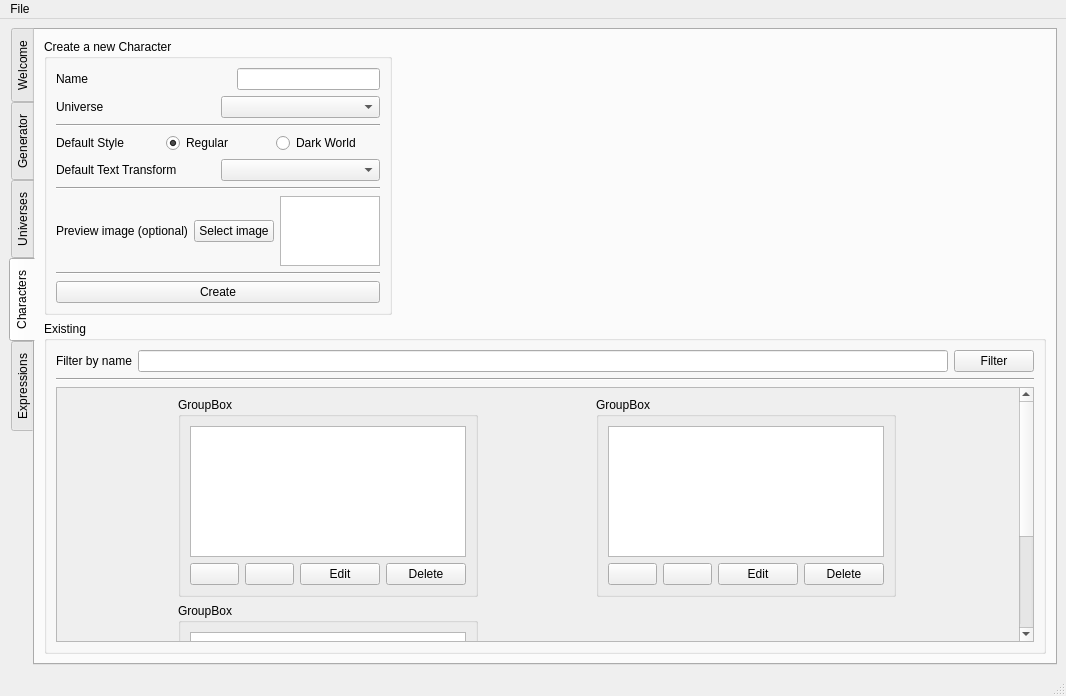
Before: the Qt Designer form ui.ui in xMirkix/yet-another-textbox-generator, drawn with Qt 5.
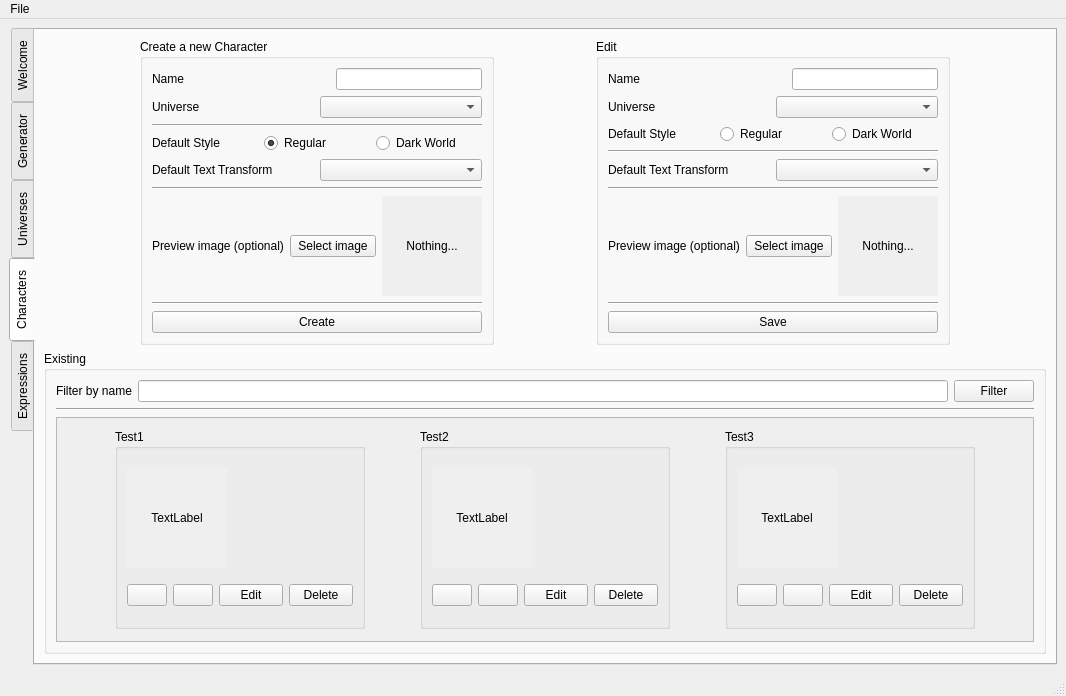
After: the same form once the commit is applied. The open tabs and pages were chosen to show the change. Icons and pictures are not drawn.

What changed in the file:
```diff
--- a/ui.ui
+++ b/ui.ui
@@ -27,8 +27,8 @@
    <enum>Qt::ToolButtonStyle::ToolButtonIconOnly</enum>
   </property>
   <widget class="QWidget" name="centralwidget">
-   <layout class="QVBoxLayout" name="verticalLayout_34">
-    <item>
+   <layout class="QGridLayout" name="gridLayout_4">
+    <item row="0" column="0">
      <widget class="QTabWidget" name="tabs">
       <property name="sizePolicy">
        <sizepolicy hsizetype="Expanding" vsizetype="Expanding">
@@ -2212,6 +2212,276 @@
           </layout>
          </widget>
         </item>
+        <item row="0" column="0">
+         <layout class="QHBoxLayout" name="horizontalLayout_53">
+          <item>
+           <widget class="QGroupBox" name="groupBox_2">
+            <property name="sizePolicy">
+             <sizepolicy hsizetype="Maximum" vsizetype="Maximum">
+              <horstretch>0</horstretch>
+              <verstretch>0</verstretch>
+             </sizepolicy>
+            </property>
+            <property name="minimumSize">
+             <size>
+              <width>0</width>
+              <height>0</height>
+             </size>
+            </property>
+            <property name="title">
+             <string>Create a new Universe</string>
+            </property>
+            <layout class="QVBoxLayout" name="verticalLayout_11">
+             <item>
+              <layout class="QVBoxLayout" name="verticalLayout_7">
+               <item>
+                <layout class="QHBoxLayout" name="horizontalLayout_23">
+                 <item>
+                  <widget class="QLabel" name="label_15">
+                   <property name="text">
+                    <string>Name</string>
+                   </property>
+                  </widget>
+                 </item>
+                 <item>
+                  <spacer name="horizontalSpacer_4">
+                   <property name="orientation">
+                    <enum>Qt::Orientation::Horizontal</enum>
+                   </property>
+                   <property name="sizeHint" stdset="0">
+                    <size>
+                     <width>40</width>
+                     <height>20</height>
+                    </size>
+                   </property>
+                  </spacer>
+                 </item>
+                 <item>
+                  <widget class="QLineEdit" name="lineEdit"/>
+                 </item>
+                </layout>
+               </item>
+               <item>
+                <widget class="Line" name="line_12">
+                 <property name="orientation">
+                  <enum>Qt::Orientation::Horizontal</enum>
+                 </property>
+                </widget>
+               </item>
+               <item>
+                <layout class="QHBoxLayout" name="horizontalLayout_24">
+                 <item>
+                  <widget class="QLabel" name="label_16">
+                   <property name="text">
+                    <string>Preview image (optional)</string>
+                   </property>
+                  </widget>
+                 </item>
+                 <item>
+                  <widget class="QPushButton" name="pushButton_2">
+                   <property name="text">
+                    <string>Select image</string>
+                   </property>
+                  </widget>
+                 </item>
+                 <item>
+                  <widget class="QLabel" name="label_57">
+                   <property name="sizePolicy">
+                    <sizepolicy hsizetype="Fixed" vsizetype="Fixed">
+                     <horstretch>0</horstretch>
+                     <verstretch>0</verstretch>
+                    </sizepolicy>
+                   </property>
+                   <property name="minimumSize">
+                    <size>
+                     <width>100</width>
+                     <height>100</height>
+                    </size>
+                   </property>
+                   <property name="maximumSize">
+                    <size>
+                     <width>100</width>
+                     <height>100</height>
+                    </size>
+                   </property>
+                   <property name="autoFillBackground">
+                    <bool>true</bool>
+                   </property>
+                   <property name="text">
+                    <string>Nothing...</string>
+                   </property>
+                   <property name="alignment">
+                    <set>Qt::AlignmentFlag::AlignCenter</set>
+                   </property>
+                  </widget>
+                 </item>
+                </layout>
+               </item>
+              </layout>
+             </item>
+             <item>
+              <widget class="Line" name="line_13">
+               <property name="orientation">
+                <enum>Qt::Orientation::Horizontal</enum>
+               </property>
+              </widget>
+             </item>
+             <item>
+              <layout class="QHBoxLayout" name="horizontalLayout_57">
+               <item>
+                <widget class="QPushButton" name="pushButton_3">
+                 <property name="text">
+                  <string>Create</string>
+                 </property>
+                </widget>
+               </item>
+              </layout>
+             </item>
+            </layout>
+           </widget>
+          </item>
+          <item>
+           <widget class="QGroupBox" name="groupBox_20">
+            <property name="sizePolicy">
+             <sizepolicy hsizetype="Maximum" vsizetype="Maximum">
+              <horstretch>0</horstretch>
+              <verstretch>0</verstretch>
+             </sizepolicy>
+            </property>
+            <property name="minimumSize">
+             <size>
+              <width>354</width>
+              <height>184</height>
+             </size>
+            </property>
+            <property name="maximumSize">
+             <size>
+              <width>354</width>
+              <height>226</height>
+             </size>
+            </property>
+            <property name="title">
+             <string>Edit</string>
+            </property>
+            <layout class="QVBoxLayout" name="verticalLayout_33">
+             <item>
+              <layout class="QHBoxLayout" name="horizontalLayout_61">
+               <item>
+                <widget class="QLabel" name="label_55">
+                 <property name="text">
+                  <string>Name</string>
+                 </property>
+                </widget>
+               </item>
+               <item>
+                <spacer name="horizontalSpacer">
+                 <property name="orientation">
+                  <enum>Qt::Orientation::Horizontal</enum>
+                 </property>
+                 <property name="sizeHint" stdset="0">
+                  <size>
+                   <width>40</width>
+                   <height>20</height>
+                  </size>
+                 </property>
+                </spacer>
+               </item>
+               <item>
+                <widget class="QLineEdit" name="lineEdit_7"/>
+               </item>
+              </layout>
+             </item>
+             <item>
+              <widget class="Line" name="line_21">
+               <property name="orientation">
+                <enum>Qt::Orientation::Horizontal</enum>
+               </property>
+              </widget>
+             </item>
+             <item>
+              <layout class="QHBoxLayout" name="horizontalLayout_62">
+               <item>
+                <widget class="QLabel" name="label_56">
+                 <property name="text">
+                  <string>Preview image</string>
+                 </property>
+                </widget>
+               </item>
+               <item>
+                <widget class="QPushButton" name="pushButton_53">
+                 <property name="sizePolicy">
+                  <sizepolicy hsizetype="Fixed" vsizetype="Fixed">
+                   <horstretch>0</horstretch>
+                   <verstretch>0</verstretch>
+                  </sizepolicy>
+                 </property>
+                 <property name="minimumSize">
+                  <size>
+                   <width>109</width>
+                   <height>0</height>
+                  </size>
+                 </property>
+                 <property name="maximumSize">
+                  <size>
+                   <width>109</width>
+                   <height>16777215</height>
+                  </size>
+                 </property>
+                 <property name="text">
+                  <string>Select image</string>
+                 </property>
+                </widget>
+               </item>
+               <item>
+                <widget class="QLabel" name="label_58">
+                 <property name="sizePolicy">
+                  <sizepolicy hsizetype="Fixed" vsizetype="Fixed">
+                   <horstretch>0</horstretch>
+                   <verstretch>0</verstretch>
+                  </sizepolicy>
+                 </property>
+                 <property name="minimumSize">
+                  <size>
+                   <width>100</width>
+                   <height>100</height>
+                  </size>
+                 </property>
+                 <property name="autoFillBackground">
+                  <bool>true</bool>
+                 </property>
+                 <property name="text">
+                  <string>Nothing...</string>
+                 </property>
+                 <property name="alignment">
+                  <set>Qt::AlignmentFlag::AlignCenter</set>
+                 </property>
+                </widget>
+               </item>
+              </layout>
+             </item>
+             <item>
+              <widget class="Line" name="line_22">
+               <property name="orientation">
+                <enum>Qt::Orientation::Horizontal</enum>
+               </property>
+              </widget>
+             </item>
+             <item>
+              <layout class="QHBoxLayout" name="horizontalLayout_63">
+               <item>
+                <widget class="QPushButton" name="pushButton_52">
+                 <property name="text">
+                  <string>Save</string>
+                 </property>
+                </widget>
+               </item>
+              </layout>
+             </item>
+            </layout>
+           </widget>
+          </item>
+         </layout>
+        </item>
        </layout>
       </widget>
       <widget class="QWidget" name="characters">
@@ -2222,13 +2492,21 @@
         <item>
          <layout class="QVBoxLayout" name="verticalLayout_13">
           <item>
+           <layout class="QHBoxLayout" name="horizontalLayout_58">
+            <item>
            <widget class="QGroupBox" name="groupBox_4">
             <property name="sizePolicy">
-             <sizepolicy hsizetype="Maximum" vsizetype="Maximum">
+               <sizepolicy hsizetype="Fixed" vsizetype="Fixed">
               <horstretch>0</horstretch>
               <verstretch>0</verstretch>
              </sizepolicy>
             </property>
+              <property name="maximumSize">
+               <size>
+                <width>354</width>
+                <height>335</height>
+               </size>
+              </property>
             <property name="title">
              <string>Create a new Character</string>
             </property>
@@ -2349,19 +2627,34 @@
                   </widget>
                  </item>
                  <item>
-                  <widget class="QGraphicsView" name="graphicsView_9">
+                    <widget class="QLabel" name="label_59">
                    <property name="sizePolicy">
-                    <sizepolicy hsizetype="Maximum" vsizetype="Maximum">
+                      <sizepolicy hsizetype="Fixed" vsizetype="Fixed">
                      <horstretch>0</horstretch>
                      <verstretch>0</verstretch>
                     </sizepolicy>
                    </property>
+                     <property name="minimumSize">
+                      <size>
+                       <width>100</width>
+                       <height>100</height>
+                      </size>
+                     </property>
                    <property name="maximumSize">
                     <size>
                      <width>100</width>
                      <height>100</height>
                     </size>
                    </property>
+                     <property name="autoFillBackground">
+                      <bool>true</bool>
+                     </property>
+                     <property name="text">
+                      <string>Nothing...</string>
+                     </property>
+                     <property name="alignment">
+                      <set>Qt::AlignmentFlag::AlignCenter</set>
+                     </property>
                   </widget>
                  </item>
                 </layout>
@@ -2386,6 +2679,190 @@
            </widget>
           </item>
           <item>
+             <widget class="QGroupBox" name="groupBox_21">
+              <property name="sizePolicy">
+               <sizepolicy hsizetype="Fixed" vsizetype="Fixed">
+                <horstretch>0</horstretch>
+                <verstretch>0</verstretch>
+               </sizepolicy>
+              </property>
+              <property name="maximumSize">
+               <size>
+                <width>354</width>
+                <height>335</height>
+               </size>
+              </property>
+              <property name="title">
+               <string>Edit</string>
+              </property>
+              <layout class="QVBoxLayout" name="verticalLayout_34">
+               <item>
+                <layout class="QVBoxLayout" name="verticalLayout_39">
+                 <item>
+                  <layout class="QHBoxLayout" name="horizontalLayout_2">
+                   <item>
+                    <widget class="QLabel" name="label_60">
+                     <property name="text">
+                      <string>Name</string>
+                     </property>
+                    </widget>
+                   </item>
+                   <item>
+                    <spacer name="horizontalSpacer_2">
+                     <property name="orientation">
+                      <enum>Qt::Orientation::Horizontal</enum>
+                     </property>
+                     <property name="sizeHint" stdset="0">
+                      <size>
+                       <width>40</width>
+                       <height>20</height>
+                      </size>
+                     </property>
+                    </spacer>
+                   </item>
+                   <item>
+                    <widget class="QLineEdit" name="lineEdit_8"/>
+                   </item>
+                  </layout>
+                 </item>
+                 <item>
+                  <layout class="QHBoxLayout" name="horizontalLayout_49">
+                   <item>
+                    <widget class="QLabel" name="label_61">
+                     <property name="text">
+                      <string>Universe</string>
+                     </property>
+                    </widget>
+                   </item>
+                   <item>
+                    <widget class="QComboBox" name="comboBox_16"/>
+                   </item>
+                  </layout>
+                 </item>
+                 <item>
+                  <layout class="QHBoxLayout" name="horizontalLayout_55">
+                   <item>
+                    <widget class="QLabel" name="label_65">
+                     <property name="text">
+                      <string>Default Style</string>
+                     </property>
+                    </widget>
+                   </item>
+                   <item>
+                    <widget class="QRadioButton" name="radioButton_10">
+                     <property name="text">
+                      <string>Regular</string>
+                     </property>
+                    </widget>
+                   </item>
+                   <item>
+                    <widget class="QRadioButton" name="radioButton_11">
+                     <property name="text">
+                      <string>Dark World</string>
+                     </property>
+                    </widget>
+                   </item>
+                  </layout>
+                 </item>
+                 <item>
+                  <widget class="Line" name="line_25">
+                   <property name="orientation">
+                    <enum>Qt::Orientation::Horizontal</enum>
+                   </property>
+                  </widget>
+                 </item>
+                 <item>
+                  <layout class="QHBoxLayout" name="horizontalLayout_50">
+                   <item>
+                    <widget class="QLabel" name="label_62">
+                     <property name="text">
+                      <string>Default Text Transform</string>
+                     </property>
+                    </widget>
+                   </item>
+                   <item>
+                    <widget class="QComboBox" name="comboBox_17"/>
+                   </item>
+                  </layout>
+                 </item>
+                 <item>
+                  <widget class="Line" name="line_24">
+                   <property name="orientation">
+                    <enum>Qt::Orientation::Horizontal</enum>
+                   </property>
+                  </widget>
+                 </item>
+                 <item>
+                  <layout class="QHBoxLayout" name="horizontalLayout_54">
+                   <item>
+                    <widget class="QLabel" name="label_63">
+                     <property name="text">
+                      <string>Preview image (optional)</string>
+                     </property>
+                    </widget>
+                   </item>
+                   <item>
+                    <widget class="QPushButton" name="pushButton_54">
+                     <property name="text">
+                      <string>Select image</string>
+                     </property>
+                    </widget>
+                   </item>
+                   <item>
+                    <widget class="QLabel" name="label_64">
+                     <property name="sizePolicy">
+                      <sizepolicy hsizetype="Fixed" vsizetype="Fixed">
+                       <horstretch>0</horstretch>
+                       <verstretch>0</verstretch>
+                      </sizepolicy>
+                     </property>
+                     <property name="minimumSize">
+                      <size>
+                       <width>100</width>
+                       <height>100</height>
+                      </size>
+                     </property>
+                     <property name="maximumSize">
+                      <size>
+                       <width>100</width>
+                       <height>100</height>
+                      </size>
+                     </property>
+                     <property name="autoFillBackground">
+                      <bool>true</bool>
+                     </property>
+                     <property name="text">
+                      <string>Nothing...</string>
+                     </property>
+                     <property name="alignment">
+                      <set>Qt::AlignmentFlag::AlignCenter</set>
+                     </property>
+                    </widget>
+                   </item>
+                  </layout>
+                 </item>
+                </layout>
+               </item>
+               <item>
+                <widget class="Line" name="line_23">
+                 <property name="orientation">
+                  <enum>Qt::Orientation::Horizontal</enum>
+                 </property>
+                </widget>
+               </item>
+               <item>
+                <widget class="QPushButton" name="pushButton_55">
+                 <property name="text">
+                  <string>Save</string>
+                 </property>
+                </widget>
+               </item>
+              </layout>
+             </widget>
+            </item>
+           </layout>
+          </item>
+          <item>
            <widget class="QGroupBox" name="groupBox_5">
             <property name="title">
              <string>Existing</string>
@@ -2432,110 +2909,64 @@
                     <x>0</x>
                     <y>0</y>
                     <width>958</width>
-                    <height>424</height>
+                    <height>218</height>
                    </rect>
                   </property>
                   <layout class="QGridLayout" name="gridLayout">
-                   <item row="1" column="0">
-                    <widget class="QGroupBox" name="groupBox_19">
-                     <property name="sizePolicy">
-                      <sizepolicy hsizetype="Maximum" vsizetype="Maximum">
-                       <horstretch>0</horstretch>
-                       <verstretch>0</verstretch>
-                      </sizepolicy>
-                     </property>
-                     <property name="minimumSize">
-                      <size>
-                       <width>300</width>
-                       <height>200</height>
-                      </size>
-                     </property>
-                     <property name="maximumSize">
-                      <size>
-                       <width>300</width>
-                       <height>200</height>
-                      </size>
-                     </property>
-                     <property name="title">
-                      <string>GroupBox</string>
-                     </property>
-                     <layout class="QVBoxLayout" name="verticalLayout_33">
-                      <item>
-                       <widget class="QGraphicsView" name="graphicsView_22"/>
-                      </item>
-                      <item>
-                       <layout class="QHBoxLayout" name="horizontalLayout_45">
-                        <item>
-                         <widget class="QPushButton" name="pushButton_52">
-                          <property name="text">
-                           <string/>
-                          </property>
-                          <property name="icon">
-                           <iconset theme="QIcon::ThemeIcon::GoPrevious"/>
-                          </property>
-                         </widget>
-                        </item>
-                        <item>
-                         <widget class="QPushButton" name="pushButton_53">
-                          <property name="text">
-                           <string/>
-                          </property>
-                          <property name="icon">
-                           <iconset theme="QIcon::ThemeIcon::GoNext"/>
-                          </property>
-                         </widget>
-                        </item>
-                        <item>
-                         <widget class="QPushButton" name="pushButton_54">
-                          <property name="text">
-                           <string>Edit</string>
-                          </property>
-                          <property name="icon">
-                           <iconset theme="QIcon::ThemeIcon::DocumentProperties"/>
-                          </property>
-                         </widget>
-                        </item>
-                        <item>
-                         <widget class="QPushButton" name="pushButton_55">
-                          <property name="text">
-                           <string>Delete</string>
-                          </property>
-                          <property name="icon">
-                           <iconset theme="QIcon::ThemeIcon::EditDelete"/>
-                          </property>
-                         </widget>
-                        </item>
-                       </layout>
-                      </item>
-                     </layout>
-                    </widget>
-                   </item>
                    <item row="0" column="0">
                     <widget class="QGroupBox" name="groupBox_17">
                      <property name="sizePolicy">
-                      <sizepolicy hsizetype="Maximum" vsizetype="Maximum">
+                      <sizepolicy hsizetype="Fixed" vsizetype="Fixed">
                        <horstretch>0</horstretch>
                        <verstretch>0</verstretch>
                       </sizepolicy>
                      </property>
                      <property name="minimumSize">
                       <size>
-                       <width>300</width>
+                       <width>250</width>
                        <height>200</height>
                       </size>
                      </property>
                      <property name="maximumSize">
                       <size>
-                       <width>300</width>
+                       <width>250</width>
                        <height>200</height>
                       </size>
                      </property>
                      <property name="title">
-                      <string>GroupBox</string>
+                      <string>Test1</string>
                      </property>
                      <layout class="QVBoxLayout" name="verticalLayout_31">
                       <item>
-                       <widget class="QGraphicsView" name="graphicsView_20"/>
+                       <widget class="QLabel" name="label_52">
+                        <property name="sizePolicy">
+                         <sizepolicy hsizetype="Fixed" vsizetype="Fixed">
+                          <horstretch>0</horstretch>
+                          <verstretch>0</verstretch>
+                         </sizepolicy>
+                        </property>
+                        <property name="minimumSize">
+                         <size>
+                          <width>100</width>
+                          <height>100</height>
+                         </size>
+                        </property>
+                        <property name="maximumSize">
+                         <size>
+                          <width>100</width>
+                          <height>100</height>
+                         </size>
+                        </property>
+                        <property name="autoFillBackground">
+                         <bool>true</bool>
+                        </property>
+                        <property name="text">
+                         <string>TextLabel</string>
+                        </property>
+                        <property name="alignment">
+                         <set>Qt::AlignmentFlag::AlignCenter</set>
+                        </property>
+                       </widget>
                       </item>
                       <item>
                        <layout class="QHBoxLayout" name="horizontalLayout_43">
@@ -2594,22 +3025,50 @@
                      </property>
                      <property name="minimumSize">
                       <size>
-                       <width>300</width>
+                       <width>250</width>
                        <height>200</height>
                       </size>
                      </property>
                      <property name="maximumSize">
                       <size>
-                       <width>300</width>
+                       <width>250</width>
                        <height>200</height>
                       </size>
                      </property>
                      <property name="title">
-                      <string>GroupBox</string>
+                      <string>Test2</string>
                      </property>
                      <layout class="QVBoxLayout" name="verticalLayout_32">
                       <item>
-                       <widget class="QGraphicsView" name="graphicsView_21"/>
+                       <widget class="QLabel" name="label_53">
+                        <property name="sizePolicy">
+                         <sizepolicy hsizetype="Fixed" vsizetype="Fixed">
+                          <horstretch>0</horstretch>
+                          <verstretch>0</verstretch>
+                         </sizepolicy>
+                        </property>
+                        <property name="minimumSize">
+                         <size>
+                          <width>100</width>
+                          <height>100</height>
+                         </size>
+                        </property>
+                        <property name="maximumSize">
+                         <size>
+                          <width>100</width>
+                          <height>100</height>
+                         </size>
+                        </property>
+                        <property name="autoFillBackground">
+                         <bool>true</bool>
+                        </property>
+                        <property name="text">
+                         <string>TextLabel</string>
+                        </property>
+                        <property name="alignment">
+                         <set>Qt::AlignmentFlag::AlignCenter</set>
+                        </property>
+                       </widget>
                       </item>
                       <item>
                        <layout class="QHBoxLayout" name="horizontalLayout_44">
@@ -2649,7 +3108,108 @@
                            <string>Delete</string>
                           </property>
                           <property name="icon">
-                           <iconset theme="QIcon::ThemeIcon::EditDelete"/>
+                           <iconset>
+                            <normaloff>trash_correct_resolution.png</normaloff>trash_correct_resolution.png</iconset>
+                          </property>
+                         </widget>
+                        </item>
+                       </layout>
+                      </item>
+                     </layout>
+                    </widget>
+                   </item>
+                   <item row="0" column="2">
+                    <widget class="QGroupBox" name="groupBox_23">
+                     <property name="minimumSize">
+                      <size>
+                       <width>250</width>
+                       <height>200</height>
+                      </size>
+                     </property>
+                     <property name="maximumSize">
+                      <size>
+                       <width>250</width>
+                       <height>200</height>
+                      </size>
+                     </property>
+                     <property name="title">
+                      <string>Test3</string>
+                     </property>
+                     <layout class="QVBoxLayout" name="verticalLayout_38">
+                      <item>
+                       <widget class="QLabel" name="label_54">
+                        <property name="sizePolicy">
+                         <sizepolicy hsizetype="Fixed" vsizetype="Fixed">
+                          <horstretch>0</horstretch>
+                          <verstretch>0</verstretch>
+                         </sizepolicy>
+                        </property>
+                        <property name="minimumSize">
+                         <size>
+                          <width>100</width>
+                          <height>100</height>
+                         </size>
+                        </property>
+                        <property name="maximumSize">
+                         <size>
+                          <width>100</width>
+                          <height>100</height>
+                         </size>
+                        </property>
+                        <property name="autoFillBackground">
+                         <bool>true</bool>
+                        </property>
+                        <property name="text">
+                         <string>TextLabel</string>
+                        </property>
+                        <property name="alignment">
+                         <set>Qt::AlignmentFlag::AlignCenter</set>
+                        </property>
+                       </widget>
+                      </item>
+                      <item>
+                       <layout class="QHBoxLayout" name="horizontalLayout_60">
+                        <item>
+                         <widget class="QPushButton" name="pushButton_60">
+                          <property name="text">
+                           <string/>
+                          </property>
+                          <property name="icon">
+                           <iconset>
+                            <normaloff>arrow-left.png</normaloff>arrow-left.png</iconset>
+                          </property>
+                         </widget>
+                        </item>
+                        <item>
+                         <widget class="QPushButton" name="pushButton_61">
+                          <property name="text">
+                           <string/>
+                          </property>
+                          <property name="icon">
+                           <iconset>
+                            <normaloff>primary-line-line-arrow-end.png</normaloff>primary-line-line-arrow-end.png</iconset>
+                          </property>
+                         </widget>
+                        </item>
+                        <item>
+                         <widget class="QPushButton" name="pushButton_62">
+                          <property name="text">
+                           <string>Edit</string>
+                          </property>
+                          <property name="icon">
+                           <iconset>
+                            <normaloff>mono-editor.png</normaloff>mono-editor.png</iconset>
+                          </property>
+                         </widget>
+                        </item>
+                        <item>
+                         <widget class="QPushButton" name="pushButton_63">
+                          <property name="text">
+                           <string>Delete</string>
+                          </property>
+                          <property name="icon">
+                           <iconset>
+                            <normaloff>trash_correct_resolution.png</normaloff>trash_correct_resolution.png</iconset>
                           </property>
                          </widget>
                         </item>
```
Left out of the diff: 644 changed lines with no effect on the pictures. Lines whose indentation alone changed are shown as unchanged.
